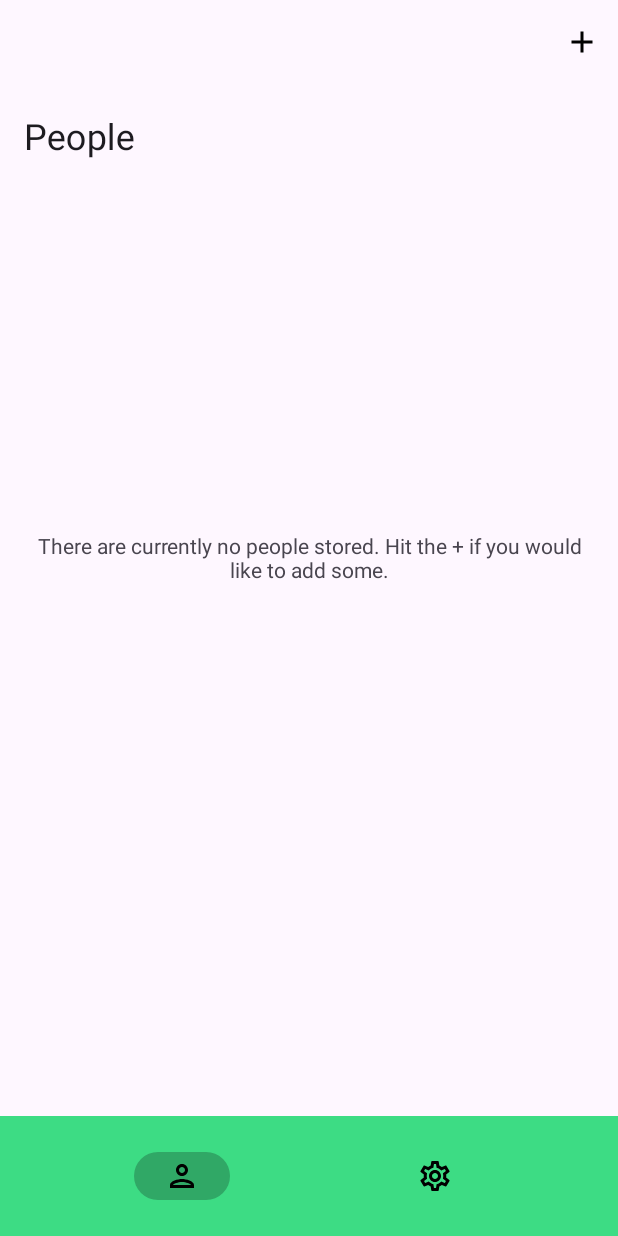
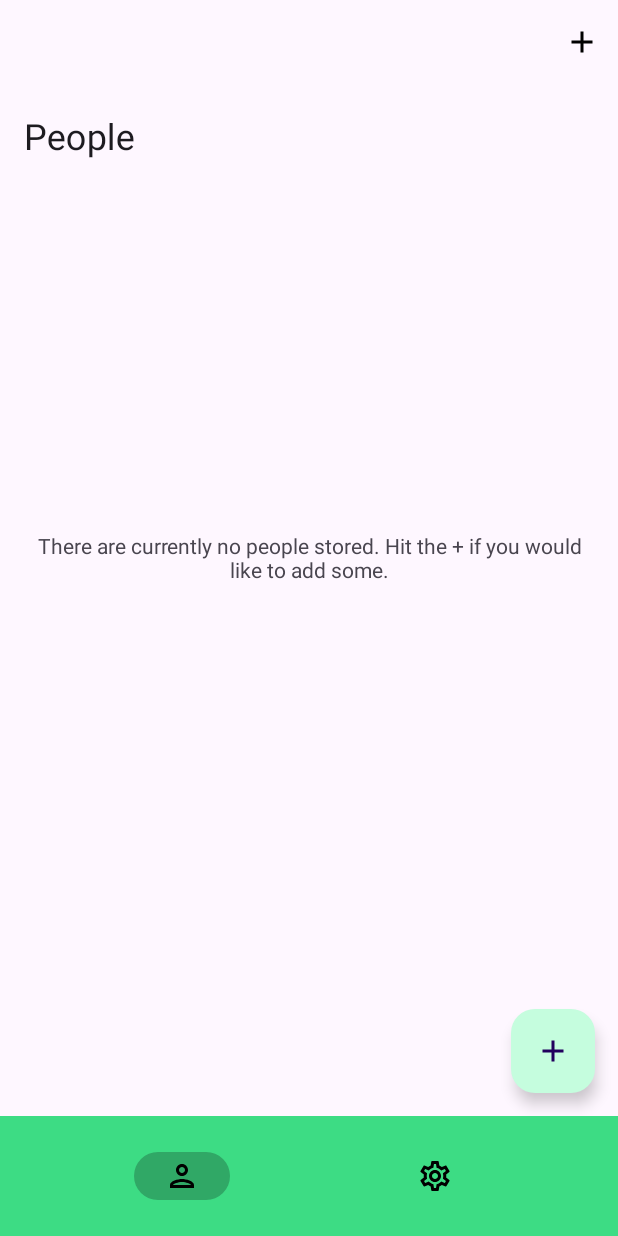
Before and after one commit to corylowry12/Daily-Quotes-Android, an Android app: the screen it shows after launch (MainActivity), on a phone screen of 412 x 824 dp. Run offline under Robolectric (Android 15) with nearby library versions, the phone set to English and light mode, and no system bars.

Commit message:
Minor changes

```diff
--- a/app/build.gradle
+++ b/app/build.gradle
@@ -5,6 +5,7 @@ plugins {
 
 android {
     compileSdk 33
+    buildToolsVersion "30.0.3"
 
     defaultConfig {
         applicationId "com.cory.dailyquotes"
@@ -12,7 +13,7 @@ android {
         targetSdk 33
         versionCode 1
         versionName "1.0.0"
-
+        multiDexEnabled true
         testInstrumentationRunner "androidx.test.runner.AndroidJUnitRunner"
     }
 
--- a/app/src/main/java/com/cory/dailyquotes/HomeFragment.kt
+++ b/app/src/main/java/com/cory/dailyquotes/HomeFragment.kt
@@ -4,18 +4,18 @@ import android.content.Context
 import android.content.Intent
 import android.os.Bundle
 import android.os.Parcelable
-import android.transition.TransitionInflater
-import androidx.fragment.app.Fragment
 import android.view.LayoutInflater
 import android.view.View
 import android.view.ViewGroup
 import android.widget.TextView
-import android.widget.Toast
-import androidx.core.database.getBlobOrNull
+import androidx.core.content.ContextCompat
+import androidx.fragment.app.Fragment
 import androidx.recyclerview.widget.GridLayoutManager
 import androidx.recyclerview.widget.RecyclerView
 import com.google.android.material.appbar.MaterialToolbar
-import java.lang.IllegalStateException
+import com.google.android.material.bottomsheet.BottomSheetDialog
+import com.google.android.material.floatingactionbutton.FloatingActionButton
+
 
 class HomeFragment : Fragment() {
 
@@ -37,6 +37,15 @@ class HomeFragment : Fragment() {
 
     override fun onViewCreated(view: View, savedInstanceState: Bundle?) {
         super.onViewCreated(view, savedInstanceState)
+
+        val floatingActionButtonPeople = view.findViewById<FloatingActionButton>(R.id.fabPeople)
+        floatingActionButtonPeople.setOnClickListener {
+            val dialog = BottomSheetDialog(requireContext())
+            val addGradeView = layoutInflater.inflate(R.layout.add_people_bottom_sheet, null)
+
+            dialog.setContentView(addGradeView)
+            dialog.show()
+        }
 
         gridLayoutManager = GridLayoutManager(requireContext(), 1)
         peopleAdapter = PeopleAdapter(requireContext(), dataList, imageDataList)
@@ -64,7 +73,7 @@ class HomeFragment : Fragment() {
         }
     }
 
-    override fun onResume() {
+   /* override fun onResume() {
         super.onResume()
        loadIntoList()
         val recyclerView = activity?.findViewById<RecyclerView>(R.id.peopleRecyclerView)
@@ -73,7 +82,7 @@ class HomeFragment : Fragment() {
         } catch (e: Exception) {
             e.printStackTrace()
         }
-    }
+    }*/
 
     fun loadIntoList() {
 
--- a/app/src/main/java/com/cory/dailyquotes/PatchNotesFragment.kt
+++ b/app/src/main/java/com/cory/dailyquotes/PatchNotesFragment.kt
@@ -19,7 +19,7 @@ class PatchNotesFragment : Fragment() {
 
     private var newFeaturesArray = arrayOf("This is the initial release")
 
-    private var enhancementsArray = arrayOf("This is the initial release")
+    private var enhancementsArray = arrayOf("Added support for Android 13", "Added support for adaptive icons in Android 13 (Icons that will match the color fo your wallpaper")
 
     override fun onCreateView(
         inflater: LayoutInflater, container: ViewGroup?,
--- /dev/null
+++ b/app/src/main/res/drawable/ic_baseline_close_24.xml
@@ -0,0 +1,5 @@
+<vector android:height="24dp" android:tint="#000000"
+    android:viewportHeight="24" android:viewportWidth="24"
+    android:width="24dp" xmlns:android="http://schemas.android.com/apk/res/android">
+    <path android:fillColor="@android:color/white" android:pathData="M19,6.41L17.59,5 12,10.59 6.41,5 5,6.41 10.59,12 5,17.59 6.41,19 12,13.41 17.59,19 19,17.59 13.41,12z"/>
+</vector>
--- /dev/null
+++ b/app/src/main/res/drawable/icon.xml
@@ -0,0 +1,5 @@
+<vector android:height="24dp" android:tint="#000000"
+    android:viewportHeight="24" android:viewportWidth="24"
+    android:width="24dp" xmlns:android="http://schemas.android.com/apk/res/android">
+    <path android:fillColor="@android:color/white" android:pathData="M18.62,18h-5.24l2,-4L13,14L13,6h8v7.24L18.62,18zM16.62,16h0.76L19,12.76L19,8h-4v4h3.62l-2,4zM8.62,18L3.38,18l2,-4L3,14L3,6h8v7.24L8.62,18zM6.62,16h0.76L9,12.76L9,8L5,8v4h3.62l-2,4z"/>
+</vector>
--- a/app/src/main/res/layout/fragment_home.xml
+++ b/app/src/main/res/layout/fragment_home.xml
@@ -71,4 +71,21 @@
         android:layout_marginRight="20dp"
         android:layout_gravity="center"/>
 
+    <com.google.android.material.floatingactionbutton.FloatingActionButton
+        android:id="@+id/fabPeople"
+        android:layout_width="wrap_content"
+        android:layout_height="wrap_content"
+        android:clickable="true"
+        android:contentDescription="scroll to top"
+        app:fabSize="normal"
+        app:layout_constraintEnd_toEndOf="parent"
+        app:layout_constraintStart_toStartOf="parent"
+        app:layout_constraintBottom_toBottomOf="parent"
+        android:layout_marginBottom="15dp"
+        android:layout_marginEnd="15dp"
+        app:backgroundTint="@color/cardViewPatchNotesLightGreen"
+        app:srcCompat="@drawable/ic_baseline_add_24"
+        tools:ignore="HardcodedText"
+        android:layout_gravity="bottom|end"
+        android:layout_marginRight="15dp" />
 </androidx.coordinatorlayout.widget.CoordinatorLayout>
--- a/app/src/main/res/mipmap-anydpi-v26/ic_launcher.xml
+++ b/app/src/main/res/mipmap-anydpi-v26/ic_launcher.xml
@@ -2,4 +2,5 @@
 <adaptive-icon xmlns:android="http://schemas.android.com/apk/res/android">
     <background android:drawable="@color/ic_launcher_background"/>
     <foreground android:drawable="@drawable/ic_launcher_foreground"/>
+    <monochrome android:drawable="@drawable/ic_launcher_foreground" />
 </adaptive-icon>
--- a/app/src/main/res/mipmap-anydpi-v26/ic_launcher_round.xml
+++ b/app/src/main/res/mipmap-anydpi-v26/ic_launcher_round.xml
@@ -2,4 +2,5 @@
 <adaptive-icon xmlns:android="http://schemas.android.com/apk/res/android">
     <background android:drawable="@color/ic_launcher_background"/>
     <foreground android:drawable="@drawable/ic_launcher_foreground"/>
+    <monochrome android:drawable="@drawable/ic_launcher_foreground" />
 </adaptive-icon>
--- a/app/src/main/res/values/dimens.xml
+++ b/app/src/main/res/values/dimens.xml
@@ -6,4 +6,8 @@ Refer to App Widget Documentation for margin information
 http://developer.android.com/guide/topics/appwidgets/index.html#CreatingLayout
     -->
     <dimen name="widget_margin">0dp</dimen>
+
+    <dimen name="standard_55">55dp</dimen>
+    <dimen name="standard_105">105dp</dimen>
+    <dimen name="standard_155">155dp</dimen>
 </resources>
```
Also changed, not shown: app/src/main/res/drawable/view_corner_radius.xml (added, +10 -0 lines), app/src/main/res/layout/add_people_bottom_sheet.xml (added, +73 -0 lines).
